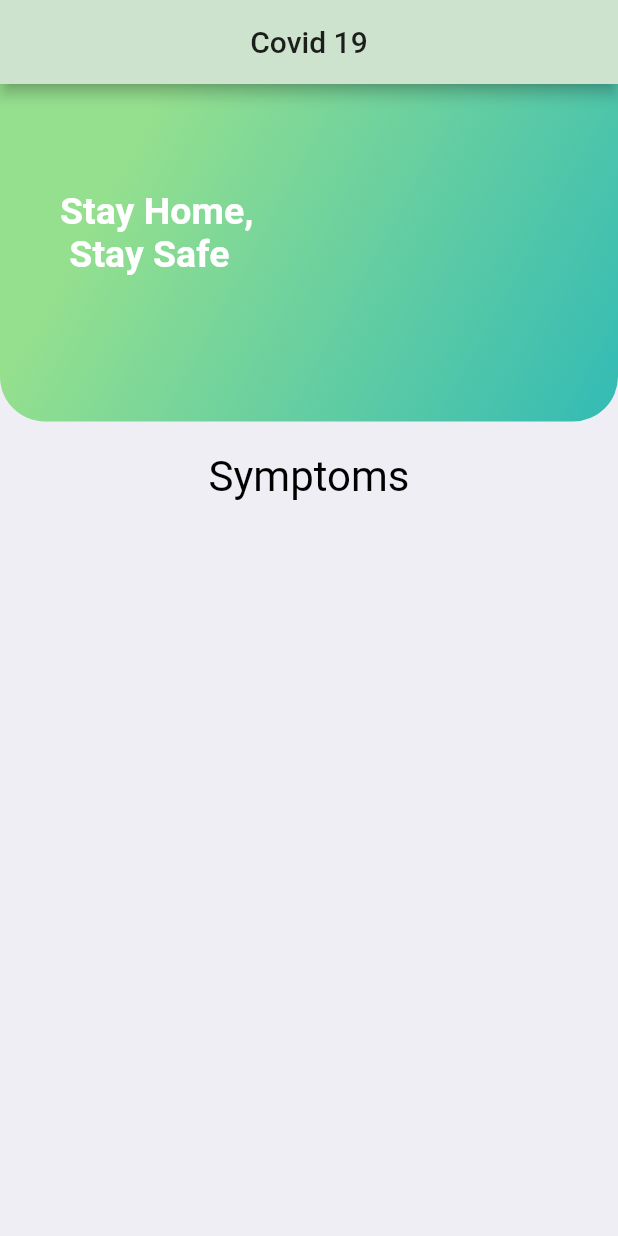
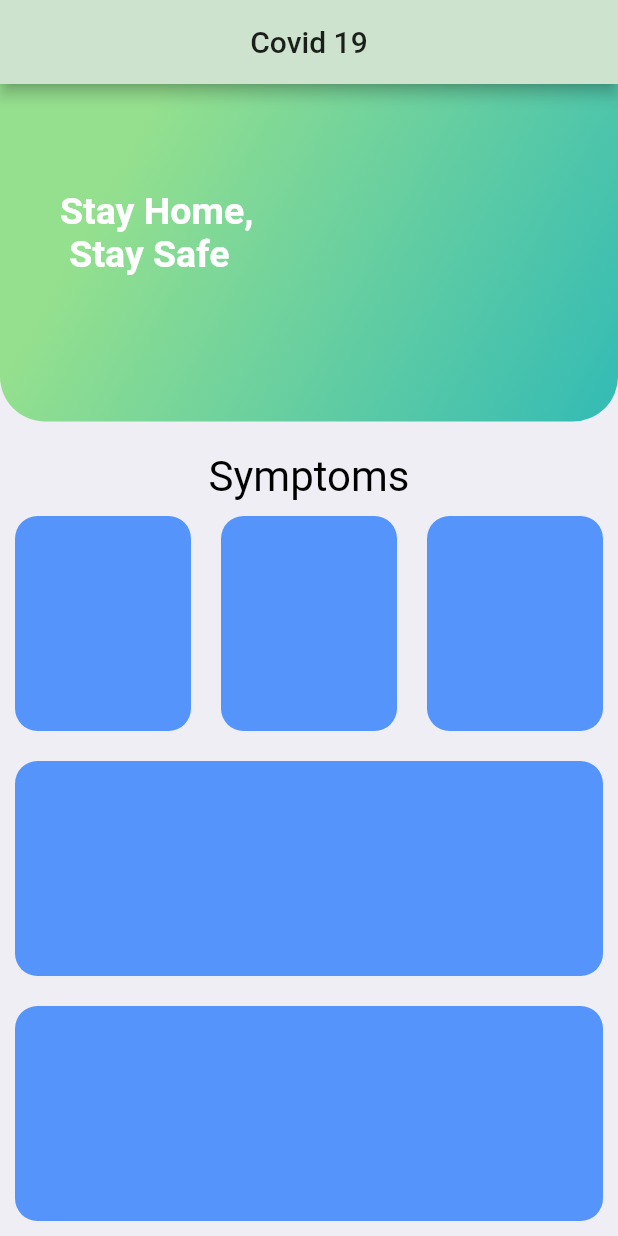
Before and after one commit to FahimMuntashir/Covid19-FlutterUI, a Flutter app: the screen it shows after launch, on a phone screen of 412 x 824 dp. Run offline on Flutter 3.47's test engine with Material 2 defaults, Android fonts, the phone set to English and light mode, and no system bars; Roboto replaces fonts that are missing (Helvetica).

Commit message:
Symptoms Card

```diff
--- a/lib/main.dart
+++ b/lib/main.dart
@@ -1,6 +1,7 @@
 import 'package:flutter/material.dart';
 
 import 'constraints.dart';
+
 void main() => runApp(MyApp());
 
 class MyApp extends StatelessWidget {
@@ -73,9 +74,36 @@ class _MyHomePageState extends State<MyHomePage> {
                 ),
               ),
             ),
+           Expanded(child: Row(
+             children: <Widget>[
+               Expanded(child: ReusableCard()),
+               Expanded(child: ReusableCard(),),
+               Expanded(child: ReusableCard()),
+
+             ],
+           ),),
+           Expanded(child: ReusableCard(),),
+           Expanded(child: ReusableCard()),
           ],
         ),
       ),
     );
   }
 }
+
+class ReusableCard extends StatelessWidget {
+  const ReusableCard({
+    Key key,
+  }) : super(key: key);
+
+  @override
+  Widget build(BuildContext context) {
+    return Container(
+      margin: EdgeInsets.all(10.0),
+      decoration: BoxDecoration(
+        color: Color(0xFF5494FB),
+        borderRadius: BorderRadius.circular(15.0),
+      ),
+    );
+  }
+}
```
